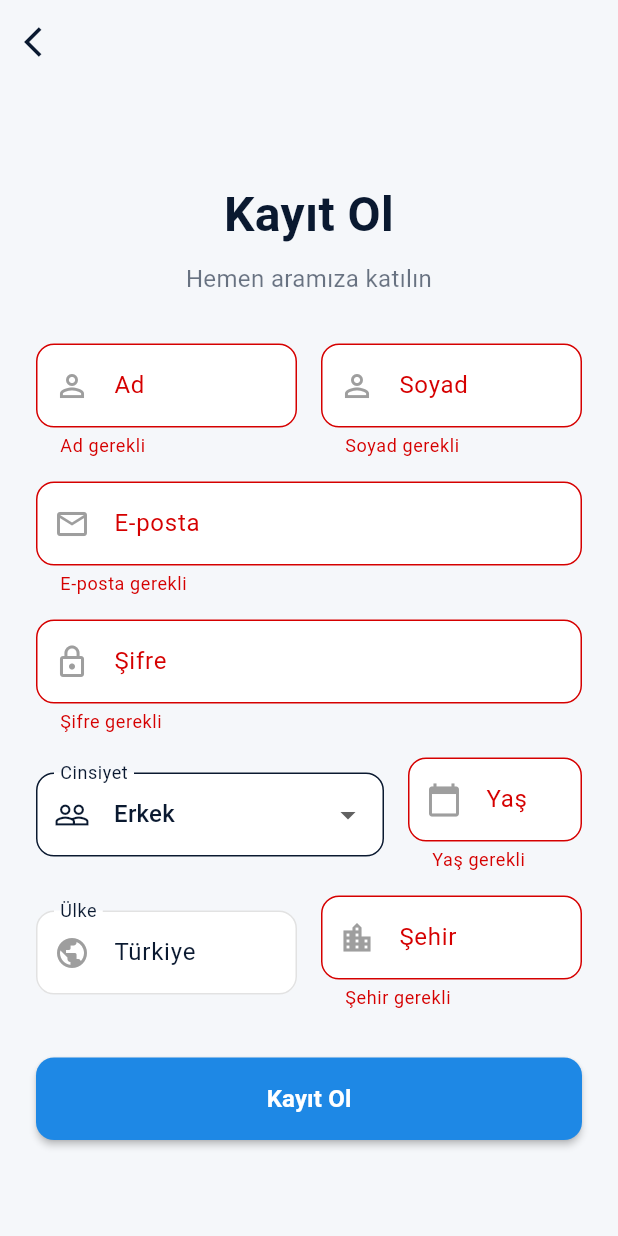
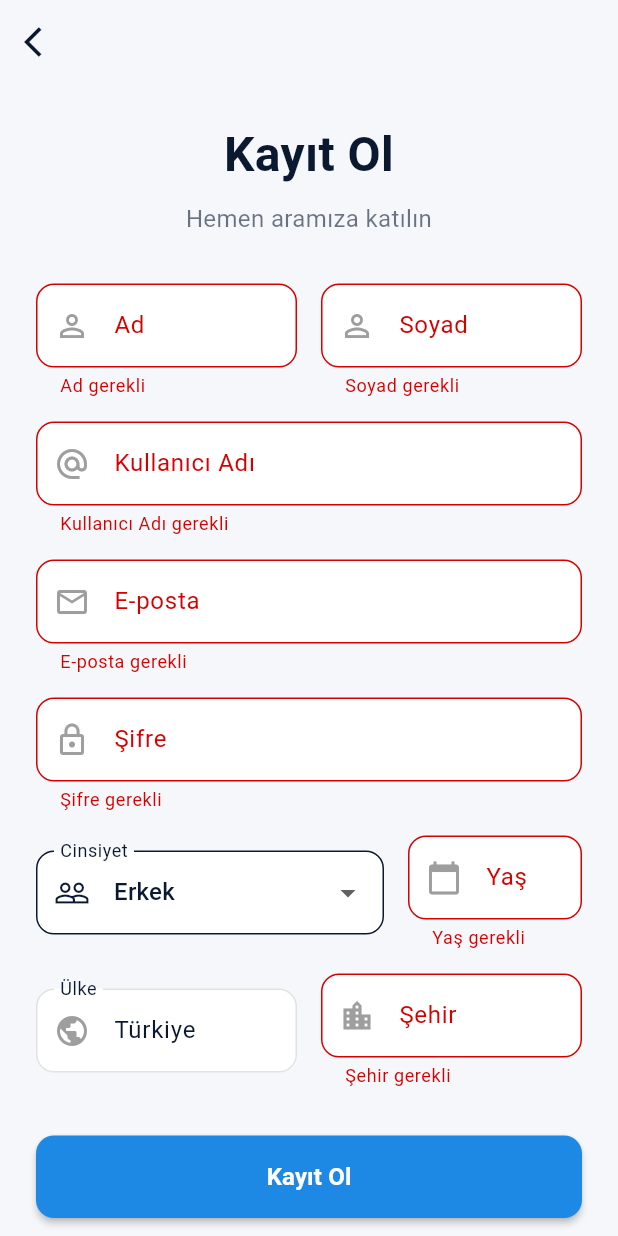
Before and after one commit to AbdullahDoolgun/MyInvest-app, a Flutter app: the RegisterScreen screen opened directly, after a tap on "Kayıt Ol", on a phone screen of 412 x 824 dp. Run offline on Flutter 3.47's test engine with Material 3 defaults, Android fonts, the phone set to English and light mode, and no system bars; our stand-ins replace bloc, equatable, flutter_bloc, supabase_flutter; accounts and stored records are empty; network calls fail.

Commit message:
v0.6.6_KullaniciAdiGiris&DB_düzenleme

```diff
--- a/lib/screens/register_screen.dart
+++ b/lib/screens/register_screen.dart
@@ -18,6 +18,7 @@ class _RegisterScreenState extends State<RegisterScreen> {
   final _passwordController = TextEditingController();
   final _firstNameController = TextEditingController();
   final _lastNameController = TextEditingController();
+  final _usernameController = TextEditingController();
   final _ageController = TextEditingController();
   final _cityController = TextEditingController();
   final _countryController = TextEditingController(text: 'Türkiye'); // Default
@@ -31,24 +32,41 @@ class _RegisterScreenState extends State<RegisterScreen> {
     _passwordController.dispose();
     _firstNameController.dispose();
     _lastNameController.dispose();
+    _usernameController.dispose();
     _ageController.dispose();
     _cityController.dispose();
     _countryController.dispose();
     super.dispose();
   }
 
-  void _submit() {
+  Future<void> _submit() async {
     if (_formKey.currentState!.validate()) {
-      context.read<AuthCubit>().signUp(
+      await context.read<AuthCubit>().signUp(
         email: _emailController.text.trim(),
         password: _passwordController.text.trim(),
         firstName: _firstNameController.text.trim(),
         lastName: _lastNameController.text.trim(),
+        username: _usernameController.text.trim(),
         gender: _selectedGender,
         age: int.tryParse(_ageController.text) ?? 0,
         city: _cityController.text.trim(),
         country: _countryController.text.trim(),
       );
+
+      if (!mounted) return;
+
+      // Ensure we are not in error state
+      final state = context.read<AuthCubit>().state;
+      if (state is! AuthError) {
+        if (mounted) {
+          ScaffoldMessenger.of(context).showSnackBar(
+            const SnackBar(
+              content: Text("Kayıt başarılı! Lütfen giriş yapın."),
+            ),
+          );
+          Navigator.pop(context);
+        }
+      }
     }
   }
 
@@ -60,7 +78,10 @@ class _RegisterScreenState extends State<RegisterScreen> {
         backgroundColor: Colors.transparent,
         elevation: 0,
         leading: IconButton(
-          icon: Icon(Icons.arrow_back_ios, color: Theme.of(context).colorScheme.onSurface),
+          icon: Icon(
+            Icons.arrow_back_ios,
+            color: Theme.of(context).colorScheme.onSurface,
+          ),
           onPressed: () => Navigator.pop(context),
         ),
       ),
@@ -99,7 +120,9 @@ class _RegisterScreenState extends State<RegisterScreen> {
                     'Hemen aramıza katılın',
                     style: TextStyle(
                       fontSize: 16,
-                      color: Theme.of(context).colorScheme.onSurface.withValues(alpha: 0.6),
+                      color: Theme.of(
+                        context,
+                      ).colorScheme.onSurface.withValues(alpha: 0.6),
                     ),
                     textAlign: TextAlign.center,
                   ),
@@ -124,6 +147,13 @@ class _RegisterScreenState extends State<RegisterScreen> {
                         ),
                       ),
                     ],
+                  ),
+                  const SizedBox(height: 16),
+
+                  _buildTextField(
+                    controller: _usernameController, // Needs to be defined
+                    label: 'Kullanıcı Adı',
+                    icon: Icons.alternate_email,
                   ),
                   const SizedBox(height: 16),
 
@@ -163,7 +193,8 @@ class _RegisterScreenState extends State<RegisterScreen> {
                             return DropdownMenuItem(value: g, child: Text(g));
                           }).toList(),
                           onChanged: (val) {
-                            if (val != null) setState(() => _selectedGender = val);
+                            if (val != null)
+                              setState(() => _selectedGender = val);
                           },
                         ),
                       ),
@@ -222,7 +253,10 @@ class _RegisterScreenState extends State<RegisterScreen> {
                         ),
                         child: const Text(
                           'Kayıt Ol',
-                          style: TextStyle(fontSize: 16, fontWeight: FontWeight.bold),
+                          style: TextStyle(
+                            fontSize: 16,
+                            fontWeight: FontWeight.bold,
+                          ),
                         ),
                       );
                     },
```
Also changed, not shown: lib/blocs/auth/auth_cubit.dart (+5 -2 lines), lib/data/supabase_auth_repository.dart (+62 -2 lines), lib/screens/login_screen.dart (+18 -12 lines). Lines whose indentation alone changed are shown as unchanged.
